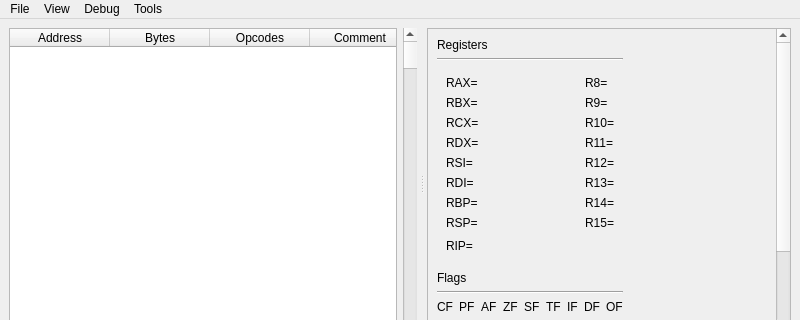
Old version of the form GUI/MemoryViewerWindow.ui in the repository korcankaraokcu/PINCE; both pictures show x 0 to 800 and y 0 to 320 of the 800 by 600 pixel window.
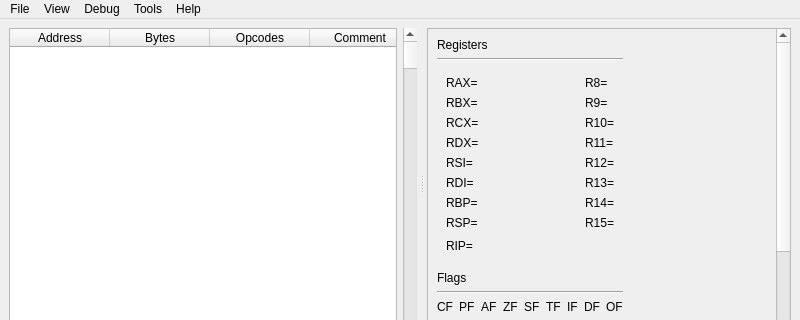
New version of the form. Custom widgets are drawn as their Qt base class.

Patch:
```diff
--- a/GUI/MemoryViewerWindow.ui
+++ b/GUI/MemoryViewerWindow.ui
@@ -1315,10 +1315,17 @@
     </property>
     <addaction name="actionLoad_Trace"/>
    </widget>
+   <widget class="QMenu" name="menuHelp">
+    <property name="title">
+     <string>Help</string>
+    </property>
+    <addaction name="actionLibPINCE"/>
+   </widget>
    <addaction name="menuFile"/>
    <addaction name="menuView"/>
    <addaction name="menuDebug"/>
    <addaction name="menuTools"/>
+   <addaction name="menuHelp"/>
   </widget>
   <widget class="QStatusBar" name="statusbar"/>
   <action name="actionBookmarks">
```
Left out of the diff: 5 changed lines with no effect on the pictures.
